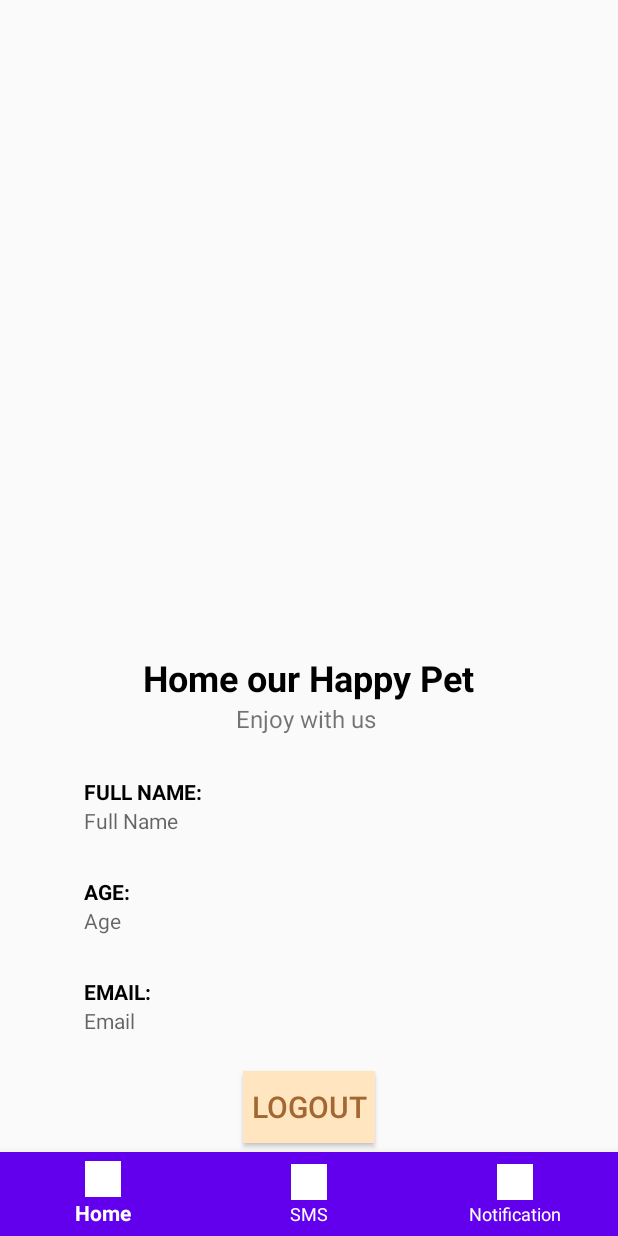
After one commit to teamADJ/HappyPet, an Android app: the BottomNavigationActivity screen opened directly, with no data from a screen before it, on a phone screen of 412 x 824 dp. The commit adds this screen. Run offline under Robolectric (Android 15) with nearby library versions, the phone set to English and light mode, and no system bars; our stand-ins replace Firebase (no records; nobody signed in at launch, a user with empty details on screens opened directly).

Commit message:
fragments

```diff
--- a/app/src/main/AndroidManifest.xml
+++ b/app/src/main/AndroidManifest.xml
@@ -11,6 +11,7 @@
         android:theme="@style/AppTheme">
         <activity android:name=".UpdateEmail"></activity>
         <activity android:name=".AdminHome" />
+        <activity android:name=".BottomNavigationActivity" />
         <activity android:name=".ForgetPasswordAdmin" />
         <activity android:name=".AdminLoginActivity" />
         <activity android:name=".AdminRegisterActivity" />
--- /dev/null
+++ b/app/src/main/java/com/adj/happypet/BottomNavigationActivity.java
@@ -0,0 +1,49 @@
+package com.adj.happypet;
+
+import android.os.Bundle;
+import android.view.MenuItem;
+
+import androidx.annotation.NonNull;
+import androidx.annotation.Nullable;
+import androidx.appcompat.app.AppCompatActivity;
+import androidx.fragment.app.Fragment;
+import androidx.fragment.app.FragmentTransaction;
+
+import com.google.android.material.bottomnavigation.BottomNavigationView;
+
+public class BottomNavigationActivity extends AppCompatActivity {
+
+    BottomNavigationView bottomNavigationView;
+
+    @Override
+    protected void onCreate(@Nullable Bundle savedInstanceState) {
+        super.onCreate(savedInstanceState);
+        setContentView(R.layout.activity_bottom_navigation);
+        bottomNavigationView = findViewById(R.id.bottomNavigation);
+        bottomNavigationView.setOnNavigationItemSelectedListener(navigationItemSelectedListener);
+        openFragment(HomeFragment.newInstance("", ""));
+    }
+
+    public void openFragment(Fragment fragment) {
+        FragmentTransaction transaction = getSupportFragmentManager().beginTransaction();
+        transaction.replace(R.id.container, fragment);
+        transaction.addToBackStack(null);
+        transaction.commit();
+    }
+
+    BottomNavigationView.OnNavigationItemSelectedListener navigationItemSelectedListener =
+            new BottomNavigationView.OnNavigationItemSelectedListener() {
+                @Override
+                public boolean onNavigationItemSelected(@NonNull MenuItem menuItem) {
+                    switch (menuItem.getItemId()){
+                        case R.id.navigation_home:
+                            openFragment(HomeFragment.newInstance("", ""));
+                            return true;
+                        case R.id.navigation_sms:
+                            openFragment(ProfileFragment.newInstance("", ""));
+                            return true;
+                    }
+                    return false;
+                }
+            };
+}
--- /dev/null
+++ b/app/src/main/java/com/adj/happypet/HomeFragment.java
@@ -0,0 +1,194 @@
+package com.adj.happypet;
+
+import android.content.DialogInterface;
+import android.content.Intent;
+import android.os.Bundle;
+import android.view.LayoutInflater;
+import android.view.View;
+import android.view.ViewGroup;
+import android.widget.Button;
+import android.widget.EditText;
+import android.widget.ProgressBar;
+import android.widget.TextView;
+import android.widget.Toast;
+
+import androidx.annotation.NonNull;
+import androidx.appcompat.app.AlertDialog;
+import androidx.fragment.app.Fragment;
+
+import com.adj.happypet.Model.User;
+import com.google.android.gms.tasks.OnCompleteListener;
+import com.google.android.gms.tasks.OnFailureListener;
+import com.google.android.gms.tasks.Task;
+import com.google.firebase.auth.FirebaseAuth;
+import com.google.firebase.auth.FirebaseUser;
+import com.google.firebase.database.DataSnapshot;
+import com.google.firebase.database.DatabaseError;
+import com.google.firebase.database.DatabaseReference;
+import com.google.firebase.database.FirebaseDatabase;
+import com.google.firebase.database.ValueEventListener;
+
+public class HomeFragment extends Fragment {
+
+    private static final String ARG_PARAM1 = "param1";
+    private static final String ARG_PARAM2 = "param2";
+    // TODO: Rename and change types of parameters
+    private String mParam1;
+    private String mParam2;
+
+    private Button btn_logout;
+    private ProgressBar progressBar;
+    private Button btn_update;
+
+    private TextView tv_nama, tv_age, tv_email, banner ;
+
+    // Firebase
+    private FirebaseUser fUser;
+    private DatabaseReference userDBRef;
+    private String userID;
+    private FirebaseAuth mAuth;
+    private AlertDialog.Builder email_dialog;
+    LayoutInflater inflater;
+
+
+    public static Fragment newInstance(String param1, String param2) {
+        HomeFragment fragment = new HomeFragment();
+        Bundle args = new Bundle();
+        args.putString(ARG_PARAM1, param1);
+        args.putString(ARG_PARAM2, param2);
+        fragment.setArguments(args);
+        return fragment;
+
+    }
+
+    public void onCreate(Bundle savedInstanceState) {
+        super.onCreate(savedInstanceState);
+        if (getArguments() != null) {
+            mParam1 = getArguments().getString(ARG_PARAM1);
+            mParam2 = getArguments().getString(ARG_PARAM2);
+        }
+
+        //initialize Firebase ,Database Ref, get UserID
+        mAuth = FirebaseAuth.getInstance();
+        fUser = FirebaseAuth.getInstance().getCurrentUser();
+        userDBRef = FirebaseDatabase.getInstance().getReference("Member");
+        userID = fUser.getUid();
+
+        email_dialog = new AlertDialog.Builder(getActivity());
+        inflater = this.getLayoutInflater();
+
+
+
+
+    }
+
+
+    public View onCreateView(final LayoutInflater inflater, ViewGroup viewGroup, Bundle savedInstanceState){
+        View v =  inflater.inflate(R.layout.fragment_bottom_home, viewGroup, false);
+
+
+        btn_update = v.findViewById(R.id.btn_update);
+        btn_logout = v.findViewById(R.id.btn_logout);
+
+        progressBar = v.findViewById(R.id.progressBar);
+        tv_nama = v.findViewById(R.id.tv_fName_home);
+        tv_age = v.findViewById(R.id.tv_age_home);
+        tv_email = v.findViewById(R.id.tv_email_home);
+        banner = v.findViewById(R.id.happy_pet_banner);
+
+
+
+
+
+
+        userDBRef.child(userID).addListenerForSingleValueEvent(new ValueEventListener() {
+            @Override
+            public void onDataChange(@NonNull DataSnapshot dataSnapshot) {
+
+
+                User userPofile = dataSnapshot.getValue(User.class);
+
+                if(userPofile != null){
+                    String fullname = userPofile.getFullName();
+                    String age = userPofile.getAge();
+                    String email = userPofile.getEmail();
+
+                    banner.setText("Welcome " + fullname + "!");
+                    tv_nama.setText(fullname);
+                    tv_age.setText(age);
+                    tv_email.setText(email);
+
+                }
+            }
+
+            @Override
+            public void onCancelled(@NonNull DatabaseError databaseError) {
+                Toast.makeText(getActivity(), "Something Wrong", Toast.LENGTH_SHORT).show();
+            }
+        });
+
+
+        btn_logout.setOnClickListener(new View.OnClickListener() {
+            @Override
+            public void onClick(View v) {
+                FirebaseAuth.getInstance().signOut();
+                Intent keLogin = new Intent(getActivity(),LoginActivity.class);
+                startActivity(keLogin);
+            }
+        });
+
+        btn_update.setOnClickListener(new View.OnClickListener() {
+            @Override
+            public void onClick(View v) {
+//                Intent moveToUpdate = new Intent(MainActivity.this,UpdateEmail.class);
+//                startActivity(moveToUpdate);
+                final View view = inflater.inflate(R.layout.activity_update_email,null);
+                email_dialog.setTitle("Update your Email").setMessage("Please enter your new Email!")
+                        .setPositiveButton("Update Email", new DialogInterface.OnClickListener() {
+                            @Override
+                            public void onClick(DialogInterface dialog, int which) {
+                                final EditText email = view.findViewById(R.id.et_update_email) ;
+//                                HashMap hashMap = new HashMap();
+//                                hashMap.put("email",email);
+                                //  hashMap.put("id",userID);
+                                if(email.getText().toString().isEmpty()){
+                                    email.setError("Required Filled ");
+                                    return;
+                                }
+
+//                                userDBRef.child("Member").updateChildren(hashMap).addOnCompleteListener(new OnCompleteListener() {
+//                                    @Override
+//                                    public void onComplete(@NonNull Task task) {
+//                                        Toast.makeText(MainActivity.this, "Success Update", Toast.LENGTH_SHORT).show();
+//                                    }
+//                                }).addOnFailureListener(new OnFailureListener() {
+//                                    @Override
+//                                    public void onFailure(@NonNull Exception e) {
+//                                        Toast.makeText(MainActivity.this, "Check", Toast.LENGTH_SHORT).show();
+//                                    }
+//                                });
+//
+                                //send reset link udah tpi DB belum ke update
+                                fUser = mAuth.getCurrentUser();
+                                fUser.updateEmail(email.getText().toString()).addOnCompleteListener(new OnCompleteListener<Void>() {
+                                    @Override
+                                    public void onComplete(@NonNull Task<Void> task) {
+                                        Toast.makeText(getActivity(), "Reset email sent!", Toast.LENGTH_SHORT).show();
+                                    }
+                                }).addOnFailureListener(new OnFailureListener() {
+                                    @Override
+                                    public void onFailure(@NonNull Exception e) {
+                                        Toast.makeText(getActivity(), e.getMessage(), Toast.LENGTH_SHORT).show();
+                                    }
+                                });
+
+                            }
+                        }).setNegativeButton("Cacel",null).setView(view).create().show();
+
+            }
+        });
+
+
+        return v;
+    }
+}
--- a/app/src/main/java/com/adj/happypet/LoginActivity.java
+++ b/app/src/main/java/com/adj/happypet/LoginActivity.java
@@ -116,7 +116,7 @@ public class LoginActivity extends AppCompatActivity {
                     FirebaseUser firebaseUser = FirebaseAuth.getInstance().getCurrentUser();
                     if(firebaseUser.isEmailVerified()){
                         //redirect ke home
-                        Intent moveHome = new Intent(LoginActivity.this,MainActivity.class);
+                        Intent moveHome = new Intent(LoginActivity.this,BottomNavigationActivity.class);
                         startActivity(moveHome);
                     }else{
                         firebaseUser.sendEmailVerification();
--- /dev/null
+++ b/app/src/main/java/com/adj/happypet/ProfileFragment.java
@@ -0,0 +1,38 @@
+package com.adj.happypet;
+
+import android.os.Bundle;
+import android.view.LayoutInflater;
+import android.view.View;
+import android.view.ViewGroup;
+
+import androidx.fragment.app.Fragment;
+
+public class ProfileFragment extends Fragment {
+    private static final String ARG_PARAM1 = "param1";
+    private static final String ARG_PARAM2 = "param2";
+    // TODO: Rename and change types of parameters
+    private String mParam1;
+    private String mParam2;
+
+    public static Fragment newInstance(String param1, String param2) {
+        HomeFragment fragment = new HomeFragment();
+        Bundle args = new Bundle();
+        args.putString(ARG_PARAM1, param1);
+        args.putString(ARG_PARAM2, param2);
+        fragment.setArguments(args);
+        return fragment;
+
+    }
+
+    public void onCreate(Bundle savedInstanceState) {
+        super.onCreate(savedInstanceState);
+        if (getArguments() != null) {
+            mParam1 = getArguments().getString(ARG_PARAM1);
+            mParam2 = getArguments().getString(ARG_PARAM2);
+        }
+    }
+
+    public View onCreateView(LayoutInflater inflater, ViewGroup viewGroup, Bundle savedInstanceState){
+        return inflater.inflate(R.layout.fragment_bottom_user, viewGroup, false);
+    }
+}
--- /dev/null
+++ b/app/src/main/res/layout/activity_bottom_navigation.xml
@@ -0,0 +1,27 @@
+<?xml version="1.0" encoding="utf-8"?>
+<androidx.constraintlayout.widget.ConstraintLayout
+    xmlns:android="http://schemas.android.com/apk/res/android"
+    xmlns:app="http://schemas.android.com/apk/res-auto"
+    android:layout_width="match_parent"
+    android:layout_height="match_parent">
+
+    <FrameLayout
+        android:id="@+id/container"
+        android:layout_width="match_parent"
+        android:layout_height="wrap_content"
+        app:layout_constraintBottom_toBottomOf="parent">
+
+        <com.google.android.material.bottomnavigation.BottomNavigationView
+            android:id="@+id/bottomNavigation"
+            android:layout_width="match_parent"
+            android:layout_height="wrap_content"
+            android:layout_gravity="bottom"
+            android:background="@color/colorPrimary"
+            app:itemIconTint="#ffffff"
+            app:itemTextColor="#ffffff"
+            app:menu="@menu/bottom_navigation_menu"
+            />
+
+    </FrameLayout>
+
+</androidx.constraintlayout.widget.ConstraintLayout>
--- /dev/null
+++ b/app/src/main/res/layout/fragment_bottom_home.xml
@@ -0,0 +1,156 @@
+<?xml version="1.0" encoding="utf-8"?>
+<LinearLayout xmlns:android="http://schemas.android.com/apk/res/android"
+    xmlns:app="http://schemas.android.com/apk/res-auto"
+    xmlns:tools="http://schemas.android.com/tools"
+    android:layout_width="match_parent"
+    android:layout_height="match_parent"
+    android:gravity="center"
+    android:orientation="vertical"
+    tools:context=".HomeFragment">
+
+
+    <LinearLayout
+        android:layout_width="wrap_content"
+        android:layout_height="match_parent"
+        android:gravity="center"
+        android:orientation="vertical">
+
+        <TextView
+            android:id="@+id/happy_pet_banner"
+            android:layout_width="wrap_content"
+            android:layout_height="wrap_content"
+            android:layout_marginTop="10dp"
+            android:text="Home our Happy Pet"
+            android:textColor="#000000"
+            android:textSize="24sp"
+            android:textStyle="bold"
+            app:layout_constraintEnd_toEndOf="parent"
+            app:layout_constraintHorizontal_bias="0.563"
+            app:layout_constraintStart_toStartOf="parent" />
+
+
+        <TextView
+            android:id="@+id/happyPetBanner_desc"
+            android:layout_width="wrap_content"
+            android:layout_height="wrap_content"
+            android:text="Enjoy with us "
+            android:textSize="16sp"
+            android:textStyle="normal"
+            app:layout_constraintEnd_toEndOf="parent"
+            app:layout_constraintStart_toStartOf="parent"
+            app:layout_constraintTop_toBottomOf="@+id/happy_pet_banner" />
+
+        <TextView
+            android:id="@+id/fullname_home"
+            android:layout_width="300dp"
+            android:layout_height="wrap_content"
+            android:layout_marginTop="28dp"
+            android:text="FULL NAME:"
+            android:textColor="@color/black"
+            android:textStyle="bold"
+            app:layout_constraintEnd_toEndOf="parent"
+            app:layout_constraintHorizontal_bias="0.495"
+            app:layout_constraintStart_toStartOf="parent" />
+
+        <TextView
+            android:id="@+id/tv_fName_home"
+            android:layout_width="300dp"
+            android:layout_height="wrap_content"
+            android:ems="10"
+            android:hint="Full Name"
+            android:inputType="textPersonName"
+            app:layout_constraintEnd_toEndOf="parent"
+            app:layout_constraintHorizontal_bias="0.495"
+            app:layout_constraintStart_toStartOf="parent"
+            app:layout_constraintTop_toBottomOf="@+id/fullname_home" />
+
+        <TextView
+            android:id="@+id/age_home"
+            android:layout_width="300dp"
+            android:layout_height="wrap_content"
+            android:layout_marginTop="28dp"
+            android:text="AGE:"
+            android:textColor="@color/black"
+            android:textStyle="bold"
+            app:layout_constraintEnd_toEndOf="parent"
+            app:layout_constraintHorizontal_bias="0.495"
+            app:layout_constraintStart_toStartOf="parent" />
+
+        <TextView
+            android:id="@+id/tv_age_home"
+            android:layout_width="300dp"
+            android:layout_height="wrap_content"
+            android:ems="10"
+            android:hint="Age"
+            android:inputType="number"
+            app:layout_constraintEnd_toEndOf="parent"
+            app:layout_constraintHorizontal_bias="0.495"
+            app:layout_constraintStart_toStartOf="parent"
+            app:layout_constraintTop_toBottomOf="@+id/tv_age_home" />
+
+        <TextView
+            android:id="@+id/email_home"
+            android:layout_width="300dp"
+            android:layout_height="wrap_content"
+            android:layout_marginTop="28dp"
+            android:text="EMAIL:"
+            android:textColor="@color/black"
+            android:textStyle="bold"
+            app:layout_constraintEnd_toEndOf="parent"
+            app:layout_constraintHorizontal_bias="0.495"
+            app:layout_constraintStart_toStartOf="parent" />
+
+        <TextView
+            android:id="@+id/tv_email_home"
+            android:layout_width="300dp"
+            android:layout_height="wrap_content"
+            android:ems="10"
+            android:hint="Email "
+            android:inputType="textPersonName"
+            app:layout_constraintEnd_toEndOf="parent"
+            app:layout_constraintHorizontal_bias="0.495"
+            app:layout_constraintStart_toStartOf="parent"
+            app:layout_constraintTop_toBottomOf="@+id/email_home" />
+
+        <Button
+            android:id="@+id/btn_logout"
+            android:layout_width="wrap_content"
+            android:layout_height="wrap_content"
+            android:layout_marginTop="24dp"
+            android:background="#FFE5C0"
+            android:text="LOGOUT"
+            android:textColor="#A36831"
+            android:textSize="20sp"
+            app:layout_constraintEnd_toEndOf="parent"
+            app:layout_constraintHorizontal_bias="0.863"
+            app:layout_constraintStart_toStartOf="parent"
+            app:layout_constraintTop_toBottomOf="@+id/email_home" />
+
+        <Button
+            android:id="@+id/btn_update"
+            android:layout_width="wrap_content"
+            android:layout_height="wrap_content"
+            android:layout_marginTop="14dp"
+
+            android:background="#FFE5C0"
+            android:text="Update"
+            android:textColor="#A36831"
+            android:textSize="20sp"
+            app:layout_constraintEnd_toEndOf="parent"
+            app:layout_constraintHorizontal_bias="0.863"
+            app:layout_constraintStart_toStartOf="parent" />
+
+        <ProgressBar
+            android:id="@+id/progressBar"
+            style="@style/Widget.AppCompat.ProgressBar"
+            android:layout_width="wrap_content"
+            android:layout_height="wrap_content"
+            android:visibility="gone"
+            app:layout_constraintBottom_toBottomOf="parent"
+            app:layout_constraintEnd_toEndOf="parent"
+            app:layout_constraintStart_toStartOf="parent"
+            app:layout_constraintTop_toTopOf="parent" />
+    </LinearLayout>
+
+
+</LinearLayout>
--- /dev/null
+++ b/app/src/main/res/layout/fragment_bottom_user.xml
@@ -0,0 +1,25 @@
+<?xml version="1.0" encoding="utf-8"?>
+<androidx.constraintlayout.widget.ConstraintLayout
+    xmlns:android="http://schemas.android.com/apk/res/android"
+    xmlns:app="http://schemas.android.com/apk/res-auto"
+    xmlns:tools="http://schemas.android.com/tools"
+    android:layout_width="match_parent"
+    android:layout_height="match_parent">
+
+    <LinearLayout
+        android:layout_width="match_parent"
+        android:layout_height="wrap_content"
+        android:gravity="center"
+        app:layout_constraintBottom_toBottomOf="parent">
+
+    </LinearLayout>
+
+    <TextView
+        android:layout_width="88dp"
+        android:layout_height="141dp"
+        android:text="User"
+        tools:layout_editor_absoluteX="179dp"
+        tools:layout_editor_absoluteY="217dp"
+        tools:ignore="MissingConstraints" />
+
+</androidx.constraintlayout.widget.ConstraintLayout>
--- /dev/null
+++ b/app/src/main/res/menu/bottom_navigation_menu.xml
@@ -0,0 +1,17 @@
+<?xml version="1.0" encoding="utf-8"?>
+<menu xmlns:android="http://schemas.android.com/apk/res/android">
+
+    <item
+        android:id="@+id/navigation_home"
+        android:icon="@drawable/ic_launcher_background"
+        android:title="Home" />
+    <item
+        android:id="@+id/navigation_sms"
+        android:icon="@drawable/ic_launcher_background"
+        android:title="SMS" />
+    <item
+        android:id="@+id/navigation_notifications"
+        android:icon="@drawable/ic_launcher_background"
+        android:title="Notification" />
+
+</menu>
```
